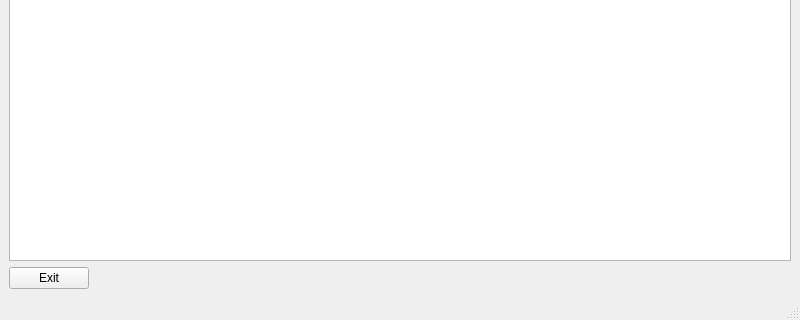
Qt form comp1000-referral-2023-24-twennekers-main/tasks/TaskB/mainwindow.ui (dsplymouth/comp1000-referral-2023-24-twennekers-main) before a commit; both pictures show x 0 to 800 and y 280 to 600 of the 800 by 600 pixel window.
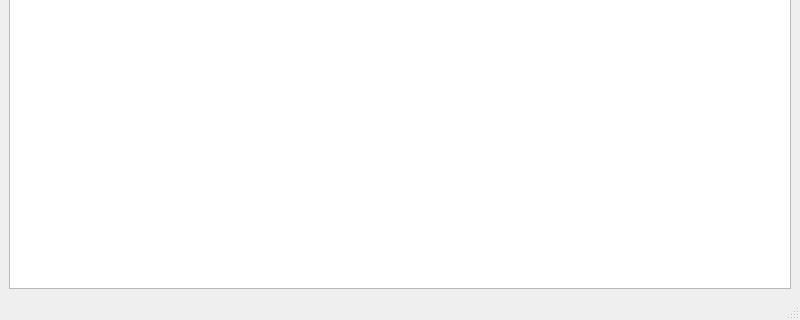
The same form after that commit.

Patch:
```diff
--- a/comp1000-referral-2023-24-twennekers-main/tasks/TaskB/mainwindow.ui
+++ b/comp1000-referral-2023-24-twennekers-main/tasks/TaskB/mainwindow.ui
@@ -44,14 +44,7 @@
      </layout>
     </item>
     <item>
-     <widget class="QTextEdit" name="textEdit"/>
-    </item>
-    <item alignment="Qt::AlignmentFlag::AlignLeft">
-     <widget class="QPushButton" name="pushButton_2">
-      <property name="text">
-       <string>Exit</string>
-      </property>
-     </widget>
+     <widget class="QTextEdit" name="fileContextTextEdit"/>
     </item>
    </layout>
   </widget>
```
Left out of the diff: 33 changed lines with no effect on the pictures.
